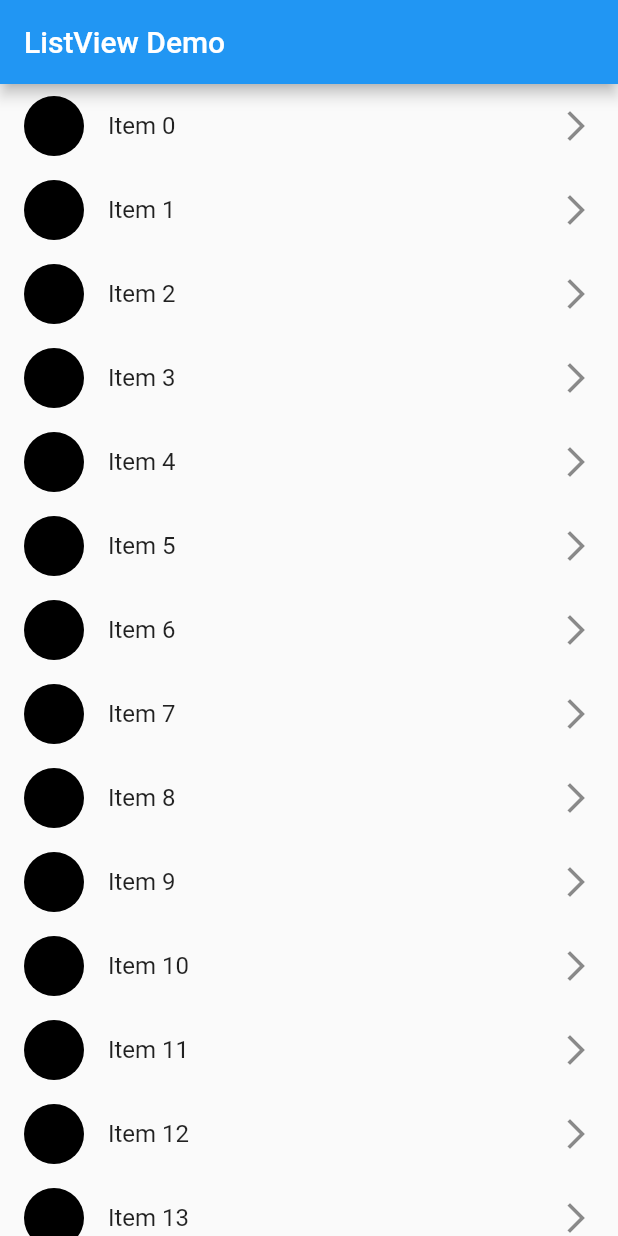
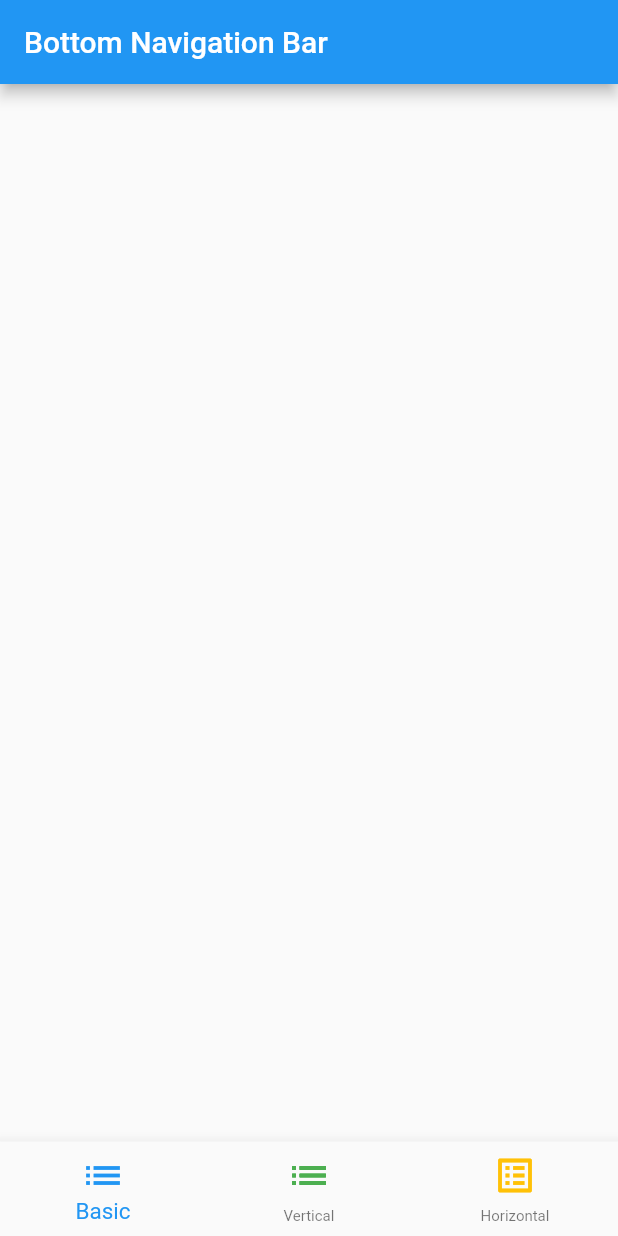
Before and after one commit to marufkhan09/widgets, a Flutter app: the screen it shows after launch, on a phone screen of 412 x 824 dp. Run offline on Flutter 3.47's test engine with Material 2 defaults, Android fonts, the phone set to English and light mode, and no system bars.

Commit message:
Bottom Navigation Bar added

```diff
--- a/lib/main.dart
+++ b/lib/main.dart
@@ -3,12 +3,7 @@ import 'package:flutter/material.dart';
 void main() {
   runApp(MaterialApp(
     title: 'Widgets',
-    home: Scaffold(
-      appBar: AppBar(
-        title: Text('ListView Demo'),
-      ),
-      body: Home(),
-    ),
+    home: Home(),
   ));
 }
 
@@ -21,6 +16,8 @@ class Home extends StatefulWidget {
 
 class _HomeState extends State<Home> {
 
+  int currentIndex = 0;
+
   List<int> list = [];
   @override
   void initState() {
@@ -32,22 +29,69 @@ class _HomeState extends State<Home> {
 
   @override
   Widget build(BuildContext context) {
-    return ListView.builder(itemBuilder: (BuildContext cx, int index){
-      return ListTile(
-        title: Text('Item ${list[index]}'),
-        leading: Container(
-          height: 40,
-          width: 40,
-          decoration: BoxDecoration(
-            shape: BoxShape.circle,
-            color: Colors.black,
+    return Scaffold(
+      appBar: AppBar(
+        title: Text("Bottom Navigation Bar"),
+      ),
+      body: Container(
+
+      ),
+      bottomNavigationBar: BottomNavigationBar(
+        currentIndex: currentIndex,
+        type: BottomNavigationBarType.fixed,
+        selectedFontSize: 15,
+        unselectedFontSize: 10,
+        iconSize: 30,
+        items: [
+          BottomNavigationBarItem(icon: Icon(
+            Icons.list,
+            color: Colors.blue,
           ),
+            label: 'Basic',
 
-        ),
-        trailing: Icon(
-          Icons.arrow_forward_ios,
-        ),
-      );
-    });
+            backgroundColor: Colors.blue,
+          ),
+          BottomNavigationBarItem(icon: Icon(
+            Icons.list_outlined,
+            color: Colors.green,
+          ),
+            label: 'Vertical',
+            backgroundColor: Colors.green,
+          ),
+          BottomNavigationBarItem(icon: Icon(
+            Icons.list_alt,
+            color: Colors.amber,
+          ),
+            label: 'Horizontal',
+            backgroundColor: Colors.amber,
+
+          ),
+        ],
+        onTap: (index){
+          setState(() {
+            currentIndex = index;
+          });
+        },
+      ),
+
+    );
   }
 }
+
+//ListView.builder(itemBuilder: (BuildContext cx, int index){
+//       return ListTile(
+//         title: Text('Item ${list[index]}'),
+//         leading: Container(
+//           height: 40,
+//           width: 40,
+//           decoration: BoxDecoration(
+//             shape: BoxShape.circle,
+//             color: Colors.black,
+//           ),
+//
+//         ),
+//         trailing: Icon(
+//           Icons.arrow_forward_ios,
+//         ),
+//       );
+//     });
```
